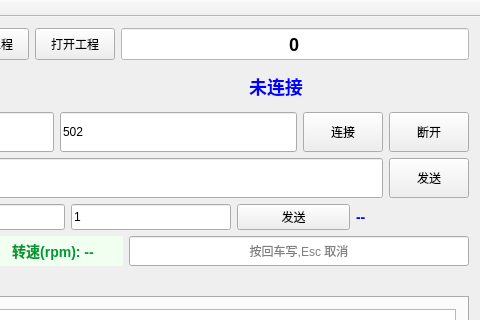
WQian886/HMI, file hmi/hmi.ui: the form before one commit; both pictures show x 320 to 800 and y 0 to 320 of the 800 by 725 pixel window.
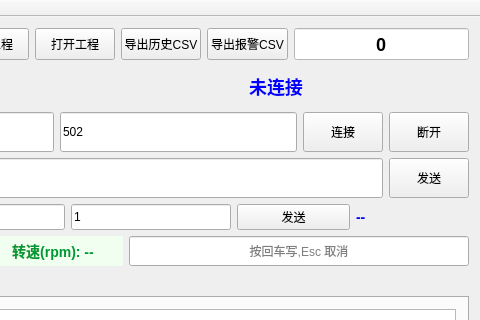
The form after the commit.

Commit message: feat(ui): D.4.1 CSV 导出 UI 按钮 — hmi.exe 操作员可一键导出

Diff of the .ui file:
```diff
--- a/hmi/hmi.ui
+++ b/hmi/hmi.ui
@@ -60,6 +60,24 @@
         <property name="text"><string>打开工程</string></property>
        </widget>
       </item>
+      <item>
+       <!-- ★ D.4.1(2026-09-20):导出历史 CSV(D.4 CsvExporter 接 UI) -->
+       <widget class="QPushButton" name="exportVariablesBtn">
+        <property name="minimumSize">
+         <size><width>80</width><height>32</height></size>
+        </property>
+        <property name="text"><string>导出历史CSV</string></property>
+       </widget>
+      </item>
+      <item>
+       <!-- ★ D.4.1(2026-09-20):导出报警 CSV(D.4 CsvExporter 接 UI) -->
+       <widget class="QPushButton" name="exportAlarmsBtn">
+        <property name="minimumSize">
+         <size><width>80</width><height>32</height></size>
+        </property>
+        <property name="text"><string>导出报警CSV</string></property>
+       </widget>
+      </item>
       <item>
        <widget class="QLineEdit" name="numberLineEdit">
         <property name="minimumSize">
```
The commit also changes 2 other files.
